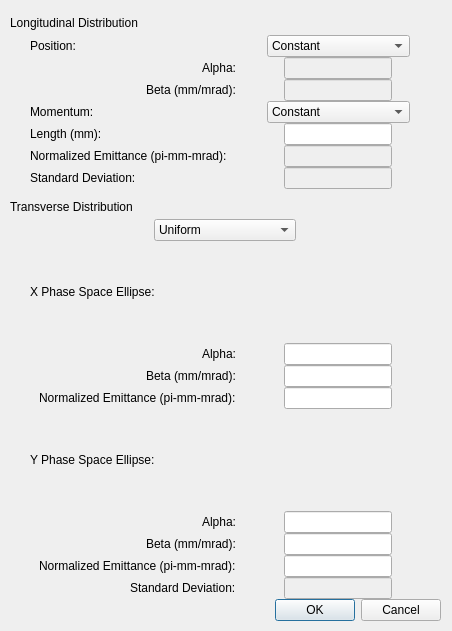
The window that py_particle_processor_qt/gui/generate_twiss.ui (DanielWinklehner/py_particle_processor) describes before a commit, drawn with Qt 5.
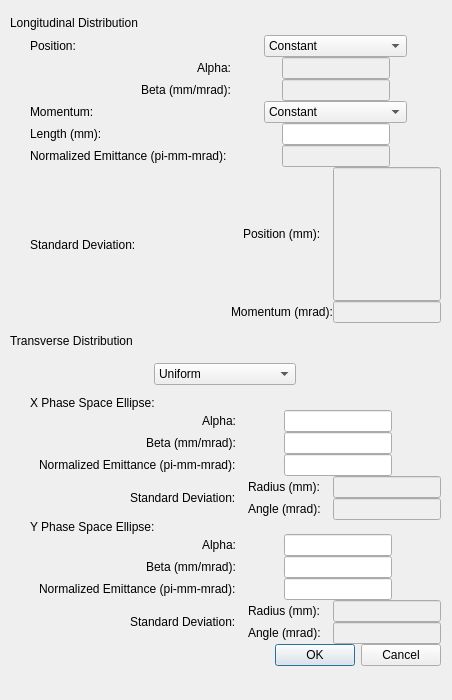
The same window after the commit.

Commit message: Fixed line edit and standard deviation issues for the distribution generator -MY

```diff
--- a/py_particle_processor_qt/gui/generate_twiss.ui
+++ b/py_particle_processor_qt/gui/generate_twiss.ui
@@ -7,7 +7,7 @@
     <x>0</x>
     <y>0</y>
     <width>452</width>
-    <height>631</height>
+    <height>700</height>
    </rect>
   </property>
   <property name="sizePolicy">
@@ -32,7 +32,7 @@
       <x>10</x>
       <y>10</y>
       <width>431</width>
-      <height>611</height>
+      <height>656</height>
      </rect>
     </property>
     <layout class="QVBoxLayout" name="verticalLayout_3">
@@ -67,13 +67,6 @@
        <item row="5" column="2" alignment="Qt::AlignHCenter">
         <widget class="QLineEdit" name="length"/>
        </item>
-       <item row="1" column="2" alignment="Qt::AlignHCenter">
-        <widget class="QLineEdit" name="zpa">
-         <property name="enabled">
-          <bool>false</bool>
-         </property>
-        </widget>
-       </item>
        <item row="0" column="1" alignment="Qt::AlignLeft|Qt::AlignVCenter">
         <widget class="QLabel" name="tl_label">
          <property name="text">
@@ -88,6 +81,20 @@
          </property>
         </widget>
        </item>
+       <item row="7" column="2" alignment="Qt::AlignHCenter">
+        <widget class="QLineEdit" name="ze">
+         <property name="enabled">
+          <bool>false</bool>
+         </property>
+        </widget>
+       </item>
+       <item row="1" column="2" alignment="Qt::AlignHCenter">
+        <widget class="QLineEdit" name="zpa">
+         <property name="enabled">
+          <bool>false</bool>
+         </property>
+        </widget>
+       </item>
        <item row="3" column="1" alignment="Qt::AlignLeft">
         <widget class="QLabel" name="tr_label">
          <property name="text">
@@ -95,13 +102,66 @@
          </property>
         </widget>
        </item>
-       <item row="7" column="2" alignment="Qt::AlignHCenter">
-        <widget class="QLineEdit" name="ze">
-         <property name="enabled">
-          <bool>false</bool>
+       <item row="5" column="1" alignment="Qt::AlignLeft">
+        <widget class="QLabel" name="bl_label">
+         <property name="text">
+          <string>Length (mm):</string>
          </property>
         </widget>
        </item>
+       <item row="8" column="1" alignment="Qt::AlignLeft|Qt::AlignVCenter">
+        <widget class="QLabel" name="label_3">
+         <property name="text">
+          <string>Standard Deviation:</string>
+         </property>
+        </widget>
+       </item>
+       <item row="0" column="2" alignment="Qt::AlignHCenter">
+        <widget class="QComboBox" name="zpos">
+         <property name="minimumSize">
+          <size>
+           <width>142</width>
+           <height>0</height>
+          </size>
+         </property>
+         <property name="maximumSize">
+          <size>
+           <width>176</width>
+           <height>16777215</height>
+          </size>
+         </property>
+         <item>
+          <property name="text">
+           <string>Constant</string>
+          </property>
+         </item>
+         <item>
+          <property name="text">
+           <string>Uniform along length</string>
+          </property>
+         </item>
+         <item>
+          <property name="text">
+           <string>Uniform on ellipse</string>
+          </property>
+         </item>
+         <item>
+          <property name="text">
+           <string>Gaussian on ellipse</string>
+          </property>
+         </item>
+         <item>
+          <property name="text">
+           <string>Waterbag</string>
+          </property>
+         </item>
+         <item>
+          <property name="text">
+           <string>Parabolic</string>
+          </property>
+         </item>
+        </widget>
+       </item>
        <item row="3" column="2" alignment="Qt::AlignHCenter">
         <widget class="QComboBox" name="zmom">
          <property name="enabled">
@@ -147,73 +207,6 @@
          </item>
         </widget>
        </item>
-       <item row="8" column="1" alignment="Qt::AlignLeft|Qt::AlignVCenter">
-        <widget class="QLabel" name="label_3">
-         <property name="text">
-          <string>Standard Deviation:</string>
-         </property>
-        </widget>
-       </item>
-       <item row="5" column="1" alignment="Qt::AlignLeft">
-        <widget class="QLabel" name="bl_label">
-         <property name="text">
-          <string>Length (mm):</string>
-         </property>
-        </widget>
-       </item>
-       <item row="0" column="2" alignment="Qt::AlignHCenter">
-        <widget class="QComboBox" name="zpos">
-         <property name="minimumSize">
-          <size>
-           <width>142</width>
-           <height>0</height>
-          </size>
-         </property>
-         <property name="maximumSize">
-          <size>
-           <width>176</width>
-           <height>16777215</height>
-          </size>
-         </property>
-         <item>
-          <property name="text">
-           <string>Constant</string>
-          </property>
-         </item>
-         <item>
-          <property name="text">
-           <string>Uniform along length</string>
-          </property>
-         </item>
-         <item>
-          <property name="text">
-           <string>Uniform on ellipse</string>
-          </property>
-         </item>
-         <item>
-          <property name="text">
-           <string>Gaussian on ellipse</string>
-          </property>
-         </item>
-         <item>
-          <property name="text">
-           <string>Waterbag</string>
-          </property>
-         </item>
-         <item>
-          <property name="text">
-           <string>Parabolic</string>
-          </property>
-         </item>
-        </widget>
-       </item>
-       <item row="8" column="2" alignment="Qt::AlignHCenter">
-        <widget class="QLineEdit" name="zstddev">
-         <property name="enabled">
-          <bool>false</bool>
-         </property>
-        </widget>
-       </item>
        <item row="2" column="1" alignment="Qt::AlignRight">
         <widget class="QLabel" name="bl_label_8">
          <property name="text">
@@ -244,6 +237,62 @@
          </property>
         </spacer>
        </item>
+       <item row="8" column="2">
+        <layout class="QGridLayout" name="gridLayout_3">
+         <item row="0" column="0" alignment="Qt::AlignHCenter">
+          <widget class="QLabel" name="label_8">
+           <property name="text">
+            <string>Position (mm):</string>
+           </property>
+          </widget>
+         </item>
+         <item row="1" column="0" alignment="Qt::AlignHCenter">
+          <widget class="QLabel" name="label_9">
+           <property name="text">
+            <string>Momentum (mrad):</string>
+           </property>
+          </widget>
+         </item>
+         <item row="0" column="1" alignment="Qt::AlignRight">
+          <widget class="QLineEdit" name="zpstddev">
+           <property name="enabled">
+            <bool>false</bool>
+           </property>
+           <property name="minimumSize">
+            <size>
+             <width>100</width>
+             <height>0</height>
+            </size>
+           </property>
+           <property name="maximumSize">
+            <size>
+             <width>134</width>
+             <height>134</height>
+            </size>
+           </property>
+          </widget>
+         </item>
+         <item row="1" column="1" alignment="Qt::AlignRight">
+          <widget class="QLineEdit" name="zmstddev">
+           <property name="enabled">
+            <bool>false</bool>
+           </property>
+           <property name="minimumSize">
+            <size>
+             <width>100</width>
+             <height>0</height>
+            </size>
+           </property>
+           <property name="maximumSize">
+            <size>
+             <width>134</width>
+             <height>16777215</height>
+            </size>
+           </property>
+          </widget>
+         </item>
+        </layout>
+       </item>
       </layout>
      </item>
      <item>
@@ -277,7 +326,7 @@
      </item>
      <item>
       <layout class="QVBoxLayout" name="verticalLayout_2">
-       <item alignment="Qt::AlignHCenter">
+       <item alignment="Qt::AlignHCenter|Qt::AlignVCenter">
         <widget class="QComboBox" name="xydist">
          <property name="minimumSize">
           <size>
@@ -318,35 +367,13 @@
          <property name="sizeConstraint">
           <enum>QLayout::SetMinimumSize</enum>
          </property>
-         <item row="2" column="1" alignment="Qt::AlignRight">
-          <widget class="QLabel" name="bl_label_6">
+         <item row="5" column="1" alignment="Qt::AlignLeft">
+          <widget class="QLabel" name="tr_label_2">
            <property name="text">
-            <string>Beta (mm/mrad):</string>
+            <string>Y Phase Space Ellipse:</string>
            </property>
           </widget>
          </item>
-         <item row="6" column="2" alignment="Qt::AlignHCenter">
-          <widget class="QLineEdit" name="yb"/>
-         </item>
-         <item row="5" column="0" rowspan="2">
-          <spacer name="horizontalSpacer_2">
-           <property name="orientation">
-            <enum>Qt::Horizontal</enum>
-           </property>
-           <property name="sizeType">
-            <enum>QSizePolicy::Fixed</enum>
-           </property>
-           <property name="sizeHint" stdset="0">
-            <size>
-             <width>20</width>
-             <height>20</height>
-            </size>
-           </property>
-          </spacer>
-         </item>
-         <item row="7" column="2" alignment="Qt::AlignHCenter">
-          <widget class="QLineEdit" name="ye"/>
-         </item>
          <item row="0" column="1" alignment="Qt::AlignLeft|Qt::AlignVCenter">
           <widget class="QLabel" name="tl_label_2">
            <property name="text">
@@ -355,51 +382,44 @@
           </widget>
          </item>
          <item row="7" column="1" alignment="Qt::AlignRight">
-          <widget class="QLabel" name="label_5">
-           <property name="text">
-            <string>Normalized Emittance (pi-mm-mrad):</string>
-           </property>
-          </widget>
-         </item>
-         <item row="6" column="1" alignment="Qt::AlignRight">
           <widget class="QLabel" name="bl_label_3">
            <property name="text">
             <string>Beta (mm/mrad):</string>
            </property>
           </widget>
          </item>
-         <item row="4" column="1" alignment="Qt::AlignLeft">
-          <widget class="QLabel" name="tr_label_2">
+         <item row="8" column="1" alignment="Qt::AlignRight">
+          <widget class="QLabel" name="label_5">
            <property name="text">
-            <string>Y Phase Space Ellipse:</string>
+            <string>Normalized Emittance (pi-mm-mrad):</string>
            </property>
           </widget>
          </item>
-         <item row="5" column="2" alignment="Qt::AlignHCenter">
+         <item row="6" column="2" alignment="Qt::AlignHCenter">
           <widget class="QLineEdit" name="ya">
            <property name="enabled">
             <bool>true</bool>
            </property>
           </widget>
          </item>
-         <item row="5" column="1" alignment="Qt::AlignRight">
+         <item row="6" column="1" alignment="Qt::AlignRight">
           <widget class="QLabel" name="bl_label_4">
            <property name="text">
             <string>Alpha:</string>
            </property>
           </widget>
          </item>
-         <item row="8" column="1" alignment="Qt::AlignRight|Qt::AlignVCenter">
+         <item row="9" column="1" alignment="Qt::AlignRight|Qt::AlignVCenter">
           <widget class="QLabel" name="label_6">
            <property name="text">
             <string>Standard Deviation:</string>
            </property>
           </widget>
          </item>
-         <item row="8" column="2" alignment="Qt::AlignHCenter">
-          <widget class="QLineEdit" name="xystddev">
+         <item row="3" column="2" alignment="Qt::AlignHCenter">
+          <widget class="QLineEdit" name="xe">
            <property name="enabled">
-            <bool>false</bool>
+            <bool>true</bool>
            </property>
           </widget>
          </item>
@@ -410,13 +430,6 @@
            </property>
           </widget>
          </item>
-         <item row="1" column="2" alignment="Qt::AlignHCenter">
-          <widget class="QLineEdit" name="xa">
-           <property name="enabled">
-            <bool>true</bool>
-           </property>
-          </widget>
-         </item>
          <item row="3" column="1" alignment="Qt::AlignRight">
           <widget class="QLabel" name="label_7">
            <property name="text">
@@ -424,6 +437,13 @@
            </property>
           </widget>
          </item>
+         <item row="1" column="2" alignment="Qt::AlignHCenter">
+          <widget class="QLineEdit" name="xa">
+           <property name="enabled">
+            <bool>true</bool>
+           </property>
+          </widget>
+         </item>
          <item row="2" column="2" alignment="Qt::AlignHCenter">
           <widget class="QLineEdit" name="xb">
            <property name="enabled">
@@ -431,13 +451,154 @@
            </property>
           </widget>
          </item>
-         <item row="3" column="2" alignment="Qt::AlignHCenter">
-          <widget class="QLineEdit" name="xe">
-           <property name="enabled">
-            <bool>true</bool>
+         <item row="2" column="1" alignment="Qt::AlignRight">
+          <widget class="QLabel" name="bl_label_6">
+           <property name="text">
+            <string>Beta (mm/mrad):</string>
            </property>
           </widget>
          </item>
+         <item row="7" column="2" alignment="Qt::AlignHCenter">
+          <widget class="QLineEdit" name="yb"/>
+         </item>
+         <item row="6" column="0" rowspan="2">
+          <spacer name="horizontalSpacer_2">
+           <property name="orientation">
+            <enum>Qt::Horizontal</enum>
+           </property>
+           <property name="sizeType">
+            <enum>QSizePolicy::Fixed</enum>
+           </property>
+           <property name="sizeHint" stdset="0">
+            <size>
+             <width>20</width>
+             <height>20</height>
+            </size>
+           </property>
+          </spacer>
+         </item>
+         <item row="8" column="2" alignment="Qt::AlignHCenter">
+          <widget class="QLineEdit" name="ye"/>
+         </item>
+         <item row="4" column="1" alignment="Qt::AlignRight">
+          <widget class="QLabel" name="label_12">
+           <property name="text">
+            <string>Standard Deviation:</string>
+           </property>
+          </widget>
+         </item>
+         <item row="4" column="2">
+          <layout class="QGridLayout" name="gridLayout_4">
+           <item row="0" column="0" alignment="Qt::AlignHCenter">
+            <widget class="QLabel" name="label_11">
+             <property name="text">
+              <string>Radius (mm):</string>
+             </property>
+            </widget>
+           </item>
+           <item row="1" column="0" alignment="Qt::AlignHCenter">
+            <widget class="QLabel" name="label_13">
+             <property name="text">
+              <string>Angle (mrad):</string>
+             </property>
+            </widget>
+           </item>
+           <item row="0" column="1" alignment="Qt::AlignRight">
+            <widget class="QLineEdit" name="xstddev">
+             <property name="enabled">
+              <bool>false</bool>
+             </property>
+             <property name="minimumSize">
+              <size>
+               <width>100</width>
+               <height>0</height>
+              </size>
+             </property>
+             <property name="maximumSize">
+              <size>
+               <width>134</width>
+               <height>16777215</height>
+              </size>
+             </property>
+            </widget>
+           </item>
+           <item row="1" column="1" alignment="Qt::AlignRight">
+            <widget class="QLineEdit" name="xpstddev">
+             <property name="enabled">
+              <bool>false</bool>
+             </property>
+             <property name="minimumSize">
+              <size>
+               <width>100</width>
+               <height>0</height>
+              </size>
+             </property>
+             <property name="maximumSize">
+              <size>
+               <width>134</width>
+               <height>16777215</height>
+              </size>
+             </property>
+            </widget>
+           </item>
+          </layout>
+         </item>
+         <item row="9" column="2">
+          <layout class="QGridLayout" name="gridLayout_5">
+           <item row="0" column="0" alignment="Qt::AlignHCenter">
+            <widget class="QLabel" name="label_14">
+             <property name="text">
+              <string>Radius (mm):</string>
+             </property>
+            </widget>
+           </item>
+           <item row="1" column="0" alignment="Qt::AlignHCenter">
+            <widget class="QLabel" name="label_15">
+             <property name="text">
+              <string>Angle (mrad):</string>
+             </property>
+            </widget>
+           </item>
+           <item row="0" column="1" alignment="Qt::AlignRight">
+            <widget class="QLineEdit" name="ystddev">
+             <property name="enabled">
+              <bool>false</bool>
+             </property>
+             <property name="minimumSize">
+              <size>
+               <width>100</width>
+               <height>0</height>
+              </size>
+             </property>
+             <property name="maximumSize">
+              <size>
+               <width>134</width>
+               <height>16777215</height>
+              </size>
+             </property>
+            </widget>
+           </item>
+           <item row="1" column="1" alignment="Qt::AlignRight">
+            <widget class="QLineEdit" name="ypstddev">
+             <property name="enabled">
+              <bool>false</bool>
+             </property>
+             <property name="minimumSize">
+              <size>
+               <width>100</width>
+               <height>0</height>
+              </size>
+             </property>
+             <property name="maximumSize">
+              <size>
+               <width>134</width>
+               <height>16777215</height>
+              </size>
+             </property>
+            </widget>
+           </item>
+          </layout>
+         </item>
         </layout>
        </item>
       </layout>
```
The commit also changes 4 other files.
